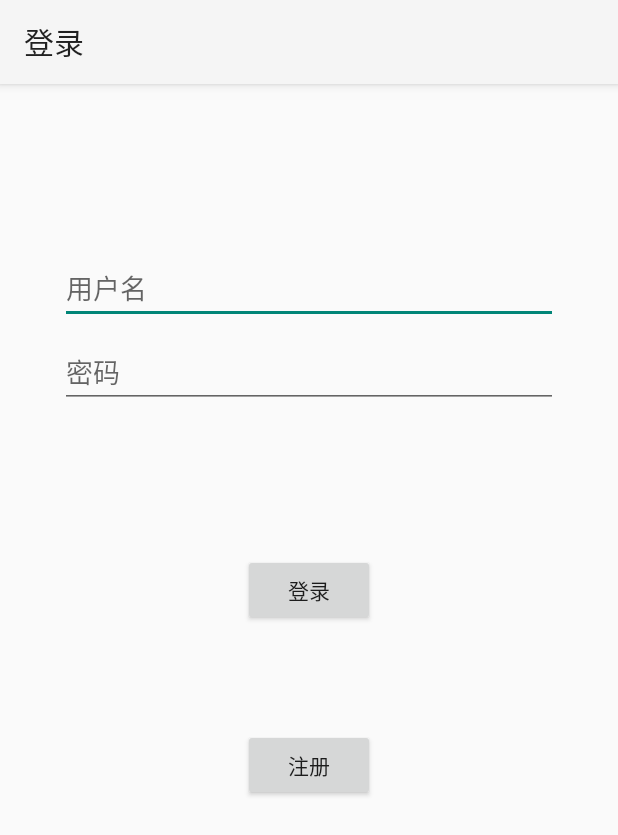
After one commit to 0Kirby/ProgressNote, an Android app: the LoginActivity screen opened directly, with no data from a screen before it, on a phone screen of 412 x 824 dp. The commit adds this screen. Shown: the top 835 px of the screen. Run offline under Robolectric (Android 15) with nearby library versions, the phone set to English and light mode, and no system bars.

Commit message:
add LoginActivity change FloatActionButton icons delete OpeningActivity animation

```diff
--- /dev/null
+++ b/app/src/main/java/com/xqjtqy/progressnote/LoginActivity.java
@@ -0,0 +1,120 @@
+package com.xqjtqy.progressnote;
+
+import android.os.Bundle;
+import android.os.Handler;
+import android.os.Message;
+import android.view.View;
+import android.widget.Button;
+import android.widget.EditText;
+import android.widget.ProgressBar;
+import android.widget.Toast;
+
+import androidx.annotation.NonNull;
+import androidx.appcompat.app.AppCompatActivity;
+
+import java.util.Objects;
+
+import okhttp3.OkHttpClient;
+import okhttp3.Request;
+import okhttp3.Response;
+
+
+public class LoginActivity extends AppCompatActivity {
+
+    static final int LOGIN = 1;//登录
+    static final int REGISTER = 2;//注册
+    String responseData;
+    String username;
+    String password;
+    private Handler handler;//用于进程间异步消息传递
+
+    @Override
+    public void onCreate(Bundle savedInstanceState) {
+        super.onCreate(savedInstanceState);
+        setContentView(R.layout.activity_login);
+
+        final EditText usernameEditText = findViewById(R.id.username);
+        final EditText passwordEditText = findViewById(R.id.password);
+        final Button loginButton = findViewById(R.id.login);
+        final Button registerButton = findViewById(R.id.register);
+        final ProgressBar progressBar = findViewById(R.id.loading);
+
+        handler = new Handler(new Handler.Callback() {
+
+            @Override
+            public boolean handleMessage(@NonNull Message msg) {//用于异步消息处理
+                switch (msg.what) {
+                    case LOGIN:
+                    case REGISTER:
+                        Toast.makeText(LoginActivity.this, responseData, Toast.LENGTH_SHORT).show();
+                        progressBar.setVisibility(View.GONE);//显示解析到的内容
+                        break;
+                }
+                return false;
+            }
+        });
+
+        loginButton.setOnClickListener(new View.OnClickListener() {
+            @Override
+            public void onClick(View v) {//登录按钮事件处理
+                progressBar.setVisibility(View.VISIBLE);//显示进度条
+                username = usernameEditText.getText().toString();
+                password = passwordEditText.getText().toString();
+                sendRequestWithOkHttpLogin(username, password);//通过OkHttp发送登录请求
+
+            }
+        });
+
+        registerButton.setOnClickListener(new View.OnClickListener() {
+            @Override
+            public void onClick(View v) {//注册按钮事件处理
+                progressBar.setVisibility(View.VISIBLE);//显示进度条
+                username = usernameEditText.getText().toString();
+                password = passwordEditText.getText().toString();
+                sendRequestWithOkHttpRegister(username, password);//通过OkHttp发送注册请求
+            }
+        });
+    }
+
+    private void sendRequestWithOkHttpLogin(final String username, final String password) {
+        new Thread(new Runnable() {
+            @Override
+            public void run() {//在子线程中进行网络操作
+                try {
+                    OkHttpClient client = new OkHttpClient();//利用OkHttp发送HTTP请求调用服务端登录servlet
+                    Request request = new Request.Builder().url("https://0kirby.cf:8443/progress_note_server/LoginServlet?username=" + username + "&password=" + password).build();
+                    Response response = client.newCall(request).execute();
+                    responseData = Objects.requireNonNull(response.body()).string();
+                    Message message = new Message();
+                    message.what = LOGIN;
+                    handler.sendMessage(message);//通过handler发送消息请求toast
+
+                } catch (Exception e) {
+                    e.printStackTrace();
+                }
+
+            }
+        }).start();
+    }
+
+    private void sendRequestWithOkHttpRegister(final String username, final String password) {
+        new Thread(new Runnable() {
+            @Override
+            public void run() {//在子线程中进行网络操作
+                try {
+                    OkHttpClient client = new OkHttpClient();//利用OkHttp发送HTTP请求调用服务端注册servlet
+                    Request request = new Request.Builder().url("https://0kirby.cf:8443/progress_note_server/RegisterServlet?username=" + username + "&password=" + password).build();
+                    Response response = client.newCall(request).execute();
+                    responseData = Objects.requireNonNull(response.body()).string();
+                    Message message = new Message();
+                    message.what = LOGIN;
+                    handler.sendMessage(message);//通过handler发送消息请求toast
+
+                } catch (Exception e) {
+                    e.printStackTrace();
+                }
+
+            }
+        }).start();
+    }
+}
--- /dev/null
+++ b/app/src/main/res/layout/activity_login.xml
@@ -0,0 +1,95 @@
+<?xml version="1.0" encoding="utf-8"?>
+<androidx.constraintlayout.widget.ConstraintLayout xmlns:android="http://schemas.android.com/apk/res/android"
+    xmlns:app="http://schemas.android.com/apk/res-auto"
+    xmlns:tools="http://schemas.android.com/tools"
+    android:id="@+id/container"
+    android:layout_width="match_parent"
+    android:layout_height="match_parent"
+    android:paddingLeft="@dimen/activity_horizontal_margin"
+    android:paddingTop="@dimen/activity_vertical_margin"
+    android:paddingRight="@dimen/activity_horizontal_margin"
+    android:paddingBottom="@dimen/activity_vertical_margin"
+    tools:context=".LoginActivity">
+
+    <EditText
+        android:id="@+id/username"
+        android:layout_width="0dp"
+        android:layout_height="wrap_content"
+        android:layout_marginStart="24dp"
+        android:layout_marginTop="96dp"
+        android:layout_marginEnd="24dp"
+
+        android:hint="@string/prompt_email"
+        android:importantForAutofill="no"
+        android:inputType="text"
+        android:selectAllOnFocus="true"
+        app:layout_constraintEnd_toEndOf="parent"
+        app:layout_constraintStart_toStartOf="parent"
+        app:layout_constraintTop_toTopOf="parent" />
+
+    <EditText
+        android:id="@+id/password"
+        android:layout_width="0dp"
+        android:layout_height="wrap_content"
+        android:layout_marginStart="24dp"
+        android:layout_marginTop="8dp"
+        android:layout_marginEnd="24dp"
+
+        android:hint="@string/prompt_password"
+        android:imeOptions="actionDone"
+        android:importantForAutofill="no"
+        android:inputType="textPassword"
+        android:selectAllOnFocus="true"
+        app:layout_constraintEnd_toEndOf="parent"
+        app:layout_constraintStart_toStartOf="parent"
+        app:layout_constraintTop_toBottomOf="@+id/username" />
+
+    <Button
+        android:id="@+id/login"
+        android:layout_width="wrap_content"
+        android:layout_height="wrap_content"
+        android:layout_gravity="start"
+        android:layout_marginStart="48dp"
+        android:layout_marginTop="16dp"
+        android:layout_marginEnd="48dp"
+        android:layout_marginBottom="64dp"
+        android:text="@string/action_sign_in"
+        app:layout_constraintBottom_toBottomOf="parent"
+        app:layout_constraintEnd_toEndOf="parent"
+        app:layout_constraintStart_toStartOf="parent"
+        app:layout_constraintTop_toBottomOf="@+id/password"
+        app:layout_constraintVertical_bias="0.2" />
+
+    <Button
+        android:id="@+id/register"
+        android:layout_width="wrap_content"
+        android:layout_height="wrap_content"
+        android:layout_gravity="start"
+        android:layout_marginStart="48dp"
+        android:layout_marginTop="16dp"
+        android:layout_marginEnd="48dp"
+        android:layout_marginBottom="64dp"
+        android:text="@string/action_register"
+        app:layout_constraintBottom_toBottomOf="parent"
+        app:layout_constraintEnd_toEndOf="parent"
+        app:layout_constraintStart_toStartOf="parent"
+        app:layout_constraintTop_toBottomOf="@+id/login"
+        app:layout_constraintVertical_bias="0.2" />
+
+    <ProgressBar
+        android:id="@+id/loading"
+        android:layout_width="38dp"
+        android:layout_height="50dp"
+        android:layout_gravity="bottom"
+        android:layout_marginStart="32dp"
+        android:layout_marginTop="64dp"
+        android:layout_marginEnd="32dp"
+        android:layout_marginBottom="64dp"
+        android:visibility="gone"
+
+        app:layout_constraintBottom_toBottomOf="parent"
+        app:layout_constraintEnd_toEndOf="@+id/password"
+        app:layout_constraintStart_toStartOf="@+id/password"
+        app:layout_constraintTop_toTopOf="parent"
+        app:layout_constraintVertical_bias="0.3" />
+</androidx.constraintlayout.widget.ConstraintLayout>
--- /dev/null
+++ b/app/src/main/res/values/dimens.xml
@@ -0,0 +1,5 @@
+<resources>
+    <!-- Default screen margins, per the Android Design guidelines. -->
+    <dimen name="activity_horizontal_margin">16dp</dimen>
+    <dimen name="activity_vertical_margin">16dp</dimen>
+</resources>
--- a/app/src/main/res/values/strings.xml
+++ b/app/src/main/res/values/strings.xml
@@ -17,4 +17,13 @@
     <string name="exitApp">再按一次退出程序</string>
     <string name="formatDate">yyyy年MM月dd日    HH:mm:ss</string>
     <string name="developers">由小0卡、蓝色的海设计</string>
+    <string name="title_activity_login">登录</string>
+    <string name="prompt_email">用户名</string>
+    <string name="prompt_password">密码</string>
+    <string name="action_sign_in">登录</string>
+    <string name="action_register">注册</string>
+    <string name="welcome">"欢迎 !"</string>
+    <string name="invalid_username">请输入用户名</string>
+    <string name="invalid_password">请输入密码</string>
+    <string name="login_failed">"登录失败"</string>
 </resources>
--- a/build.gradle
+++ b/build.gradle
@@ -2,12 +2,12 @@
 
 buildscript {
     repositories {
+        maven{url 'http://maven.aliyun.com/nexus/content/groups/public/'}
         google()
-        jcenter()
 
     }
     dependencies {
-        classpath 'com.android.tools.build:gradle:3.5.2'
+        classpath 'com.android.tools.build:gradle:3.5.3'
 
         // NOTE: Do not place your application dependencies here; they belong
         // in the individual module build.gradle files
@@ -16,8 +16,8 @@ buildscript {
 
 allprojects {
     repositories {
+        maven{url 'http://maven.aliyun.com/nexus/content/groups/public/'}
         google()
-        jcenter()
 
     }
 }
```
Also changed, not shown: app/build.gradle (+4 -3 lines), app/src/main/AndroidManifest.xml (+8 -2 lines), app/src/main/java/com/xqjtqy/progressnote/MainActivity.java (+10 -7 lines), app/src/main/java/com/xqjtqy/progressnote/OpeningActivity.java (+7 -35 lines), app/src/main/res/anim/fonts.xml (deleted, +0 -10 lines), app/src/main/res/anim/opening.xml (deleted, +0 -54 lines), app/src/main/res/anim/pull.xml (deleted, +0 -19 lines), app/src/main/res/drawable/ic_account_circle_white_24dp.xml (added, +10 -0 lines), app/src/main/res/drawable/ic_note_add_white_24dp.xml (added, +10 -0 lines), app/src/main/res/layout/activity_main.xml (+11 -2 lines), app/src/main/res/layout/activity_opening.xml (+30 -52 lines), app/src/main/res/drawable/fab_add.png (deleted).
